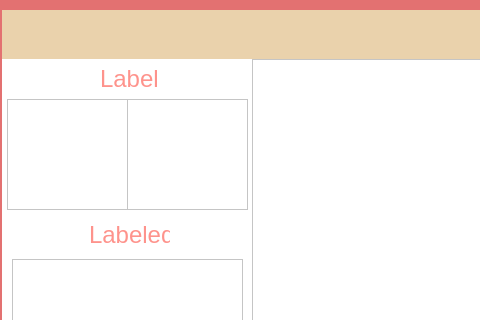
This is main.ui in Eadgnus/ui_custom as Qt 5 draws it before an edit; both pictures show x 218 to 698 and y 0 to 320 of the 1311 by 789 pixel window. The edited form follows.
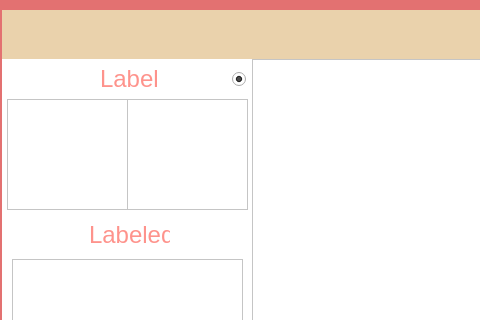
This is the edited form. The open tabs and pages were chosen to show the change. Icons and pictures are not drawn.

Patch:
```diff
--- a/main.ui
+++ b/main.ui
@@ -711,6 +711,22 @@
            </rect>
           </property>
          </widget>
+         <widget class="QRadioButton" name="labeling_list_view_2_check">
+          <property name="geometry">
+           <rect>
+            <x>230</x>
+            <y>10</y>
+            <width>16</width>
+            <height>21</height>
+           </rect>
+          </property>
+          <property name="text">
+           <string/>
+          </property>
+          <property name="checked">
+           <bool>true</bool>
+          </property>
+         </widget>
         </widget>
        </widget>
       </item>
```
Left out of the diff: 2 changed lines with no effect on the pictures.
